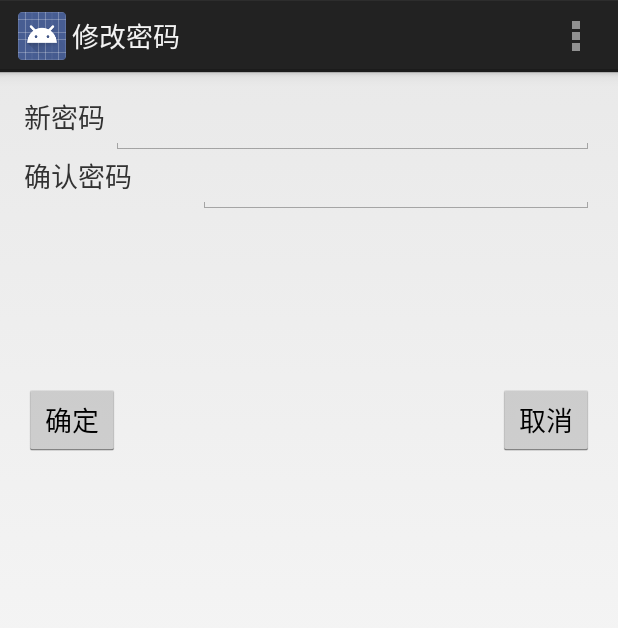
After one commit to Lyren/shop, an Android app: the FindPwdActivity2 screen opened directly, with no data from a screen before it, on a phone screen of 412 x 824 dp. The commit adds this screen. Shown: the top 628 px of the screen. Run offline under Robolectric (Android 15) with nearby library versions, the phone set to English and light mode, and no system bars.

Commit message:
5-25 20:30

```diff
--- a/shopclient/src/main/java/org/tmp/shopclient/http/HttpConnection.java
+++ b/shopclient/src/main/java/org/tmp/shopclient/http/HttpConnection.java
@@ -11,6 +11,7 @@ import com.loopj.android.http.RequestParams;
 import com.loopj.android.http.ResponseHandlerInterface;
 
 import org.apache.http.Header;
+import org.tmp.shopclient.utils.Constant;
 
 public class HttpConnection {
 
@@ -45,7 +46,7 @@ public class HttpConnection {
                 super.onSuccess(statusCode, headers, responseBody);
                 System.out.println("statusCode--->"+statusCode);
                 Message msg = handler.obtainMessage();
-                msg.what = 1 ;
+                msg.what = Constant.SUCCESS;
                 msg.obj = responseBody;
                 handler.sendMessage(msg);
             }
@@ -58,7 +59,7 @@ public class HttpConnection {
             @Override
             public void onFailure(int statusCode, Header[] headers, byte[] errorResponse, Throwable e) {
                 Message msg = handler.obtainMessage();
-                msg.what = 0 ;
+                msg.what = Constant.FAILED ;
                 msg.obj = null;
                 handler.sendMessage(msg);
             }
--- /dev/null
+++ b/shopclient/src/main/java/org/tmp/shopclient/ui/views/FindPwdActivity2.java
@@ -0,0 +1,34 @@
+package org.tmp.shopclient.ui.views;
+
+import android.app.Activity;
+import android.os.Bundle;
+import android.view.Menu;
+import android.view.MenuItem;
+import org.tmp.shopclient.R;
+
+public class FindPwdActivity2 extends Activity {
+
+    @Override
+    protected void onCreate(Bundle savedInstanceState) {
+        super.onCreate(savedInstanceState);
+        setContentView(R.layout.activity_find_pwd_activity2);
+    }
+
+
+    @Override
+    public boolean onCreateOptionsMenu(Menu menu) {
+
+        getMenuInflater().inflate(R.menu.find_pwd_activity2, menu);
+        return true;
+    }
+
+    @Override
+    public boolean onOptionsItemSelected(MenuItem item) {
+
+        int id = item.getItemId();
+        if (id == R.id.action_settings) {
+            return true;
+        }
+        return super.onOptionsItemSelected(item);
+    }
+}
--- a/shopclient/src/main/java/org/tmp/shopclient/ui/views/LoginActivity.java
+++ b/shopclient/src/main/java/org/tmp/shopclient/ui/views/LoginActivity.java
@@ -6,6 +6,7 @@ import roboguice.inject.InjectView;
 
 import android.annotation.SuppressLint;
 import android.app.ActionBar;
+import android.content.Intent;
 import android.os.Bundle;
 import android.view.Menu;
 import android.view.View;
@@ -50,7 +51,9 @@ public class LoginActivity extends RoboActivity implements OnClickListener{
 	public void onClick(View v) {
 		switch (v.getId()) {
 		case R.id.btn_login:
-			Toast.makeText(LoginActivity.this, "login", Toast.LENGTH_SHORT).show();
+            Intent intent = new Intent(LoginActivity.this,ShopMainActivity.class);
+            startActivity(intent);
+			//Toast.makeText(LoginActivity.this, "login", Toast.LENGTH_SHORT).show();
 			break;
 
 		default:
--- a/shopclient/src/main/java/org/tmp/shopclient/ui/views/OrderManagementActivity.java
+++ b/shopclient/src/main/java/org/tmp/shopclient/ui/views/OrderManagementActivity.java
@@ -71,6 +71,9 @@ public class OrderManagementActivity extends RoboFragmentActivity implements Vie
         getWindowManager().getDefaultDisplay().getMetrics(dm);
         int screenW = dm.widthPixels;
         offset = (screenW/2 - bmpW)/2;
+        System.out.println("bmpW-->"+ bmpW);
+        System.out.println("screenW-->"+ screenW);
+        System.out.println("offset-->"+ offset);
         //imgageview设置平移，使下划线平移到初始位置（平移一个offset）
         Matrix matrix = new Matrix();
         matrix.postTranslate(offset, 0);
--- a/shopclient/src/main/java/org/tmp/shopclient/ui/views/ShopMainActivity.java
+++ b/shopclient/src/main/java/org/tmp/shopclient/ui/views/ShopMainActivity.java
@@ -1,6 +1,7 @@
 package org.tmp.shopclient.ui.views;
 
 import android.app.ActionBar;
+import android.content.Intent;
 import android.os.Bundle;
 import android.view.View;
 import android.view.View.OnClickListener;
@@ -78,7 +79,8 @@ public class ShopMainActivity extends RoboActivity implements OnClickListener {
 		// TODO Auto-generated method stub
 		switch (v.getId()) {
 		case R.id.btn_order_managemnet:
-
+            Intent intent = new Intent(ShopMainActivity.this,OrderManagementActivity.class);
+            startActivity(intent);
 			break;
 		case R.id.btn_dish_management:
 
--- a/shopclient/src/main/res/drawable/cursor.xml
+++ b/shopclient/src/main/res/drawable/cursor.xml
@@ -2,6 +2,5 @@
 
 <shape xmlns:android="http://schemas.android.com/apk/res/android">
     <solid android:color="#000000" />
-    <size android:height="5dp" />
 
 </shape>
--- /dev/null
+++ b/shopclient/src/main/res/layout/activity_find_pwd_activity2.xml
@@ -0,0 +1,69 @@
+<RelativeLayout xmlns:android="http://schemas.android.com/apk/res/android"
+    xmlns:tools="http://schemas.android.com/tools"
+    android:layout_width="match_parent"
+    android:layout_height="match_parent"
+    android:paddingLeft="@dimen/activity_horizontal_margin"
+    android:paddingRight="@dimen/activity_horizontal_margin"
+    android:paddingTop="@dimen/activity_vertical_margin"
+    android:paddingBottom="@dimen/activity_vertical_margin"
+    tools:context="org.tmp.shopclient.ui.views.FindPwdActivity2">
+
+    <TextView
+        android:layout_width="wrap_content"
+        android:layout_height="wrap_content"
+        android:id="@+id/tv_find_new_pwd"
+        android:layout_alignParentTop="true"
+        android:layout_alignParentLeft="true"
+        android:text="@string/new_pwd"
+        android:layout_alignParentStart="true"
+        android:textSize="18sp" />
+
+    <EditText
+        android:layout_width="fill_parent"
+        android:layout_height="wrap_content"
+        android:inputType="phone"
+        android:id="@+id/et_find_new_pwd"
+        android:layout_alignParentTop="true"
+        android:layout_alignParentRight="true"
+        android:layout_alignParentEnd="true"
+        android:layout_marginLeft="58dp" />
+
+    <TextView
+        android:layout_width="wrap_content"
+        android:layout_height="wrap_content"
+        android:text="@string/re_new_pwd"
+        android:id="@+id/tv_find_re_new_pwd"
+        android:layout_below="@+id/et_find_new_pwd"
+        android:layout_alignParentLeft="true"
+        android:layout_alignParentStart="true"
+        android:textSize="18sp" />
+
+    <EditText
+        android:layout_width="fill_parent"
+        android:layout_height="wrap_content"
+        android:inputType="phone"
+        android:id="@+id/et_find_re_new_pwd"
+        android:layout_alignTop="@+id/tv_find_re_new_pwd"
+        android:layout_alignLeft="@+id/et_find_new_pwd"
+        android:layout_alignStart="@+id/et_find_new_pwd"
+        android:layout_marginLeft="58dp"/>
+
+    <Button
+        android:layout_width="wrap_content"
+        android:layout_height="wrap_content"
+        android:text="@string/ensure"
+        android:id="@+id/btn_ensure"
+        android:layout_alignParentLeft="true"
+        android:layout_alignParentStart="true"
+        android:layout_marginTop="113dp"
+        android:layout_below="@+id/et_find_re_new_pwd" />
+
+    <Button
+        android:layout_width="wrap_content"
+        android:layout_height="wrap_content"
+        android:text="@string/cancel"
+        android:id="@+id/btn_cancel"
+        android:layout_alignTop="@+id/btn_ensure"
+        android:layout_alignRight="@+id/et_find_re_new_pwd"
+        android:layout_alignEnd="@+id/et_find_re_new_pwd" />
+</RelativeLayout>
--- /dev/null
+++ b/shopclient/src/main/res/menu/find_pwd_activity2.xml
@@ -0,0 +1,9 @@
+<menu xmlns:android="http://schemas.android.com/apk/res/android"
+    xmlns:app="http://schemas.android.com/apk/res-auto"
+    xmlns:tools="http://schemas.android.com/tools"
+    tools:context="org.tmp.shopclient.ui.views.FindPwdActivity2" >
+    <item android:id="@+id/action_settings"
+        android:title="@string/action_settings"
+        android:orderInCategory="100"
+        app:showAsAction="never" />
+</menu>
--- a/shopclient/src/main/res/values/strings.xml
+++ b/shopclient/src/main/res/values/strings.xml
@@ -27,8 +27,7 @@
     <string name="dealed">已处理</string>
     <string name="hello_blank_fragment">Hello blank fragment</string>
 
-
-    <!-- 下拉刷新-->
+    <!-- 下拉刷新 -->
     <string name="pull_to_refresh_pull_label">Pull to refresh…</string>
     <string name="pull_to_refresh_release_label">Release to refresh…</string>
     <string name="pull_to_refresh_refreshing_label">Loading…</string>
@@ -37,4 +36,16 @@
     <string name="pull_to_refresh_from_bottom_pull_label">@string/pull_to_refresh_pull_label</string>
     <string name="pull_to_refresh_from_bottom_release_label">@string/pull_to_refresh_release_label</string>
     <string name="pull_to_refresh_from_bottom_refreshing_label">@string/pull_to_refresh_refreshing_label</string>
+    <!-- 找回密码 -->
+    <string name="title_activity_find_pwd_activity1">找回密码</string>
+    <string name="find_phone_num">手机号码:</string>
+    <string name="find_check_code">验证码:</string>
+    <string name="find_get_code">获取验证码</string>
+>    <string name="ensure">确定</string>
+>    <string name="cancel">取消</string>
+    <string name="title_activity_find_pwd_activity2">修改密码</string>
+    <string name="new_pwd">新密码</string>
+    <string name="re_new_pwd">确认密码</string>
+
+
 </resources>
```
Also changed, not shown: shopclient/src/main/AndroidManifest.xml (+15 -1 lines), shopclient/src/main/java/org/tmp/shopclient/ui/fragments/DealingOrderFragment.java (+36 -33 lines), shopclient/src/main/java/org/tmp/shopclient/ui/views/FindPwdActivity1.java (added, +62 -0 lines), shopclient/src/main/java/org/tmp/shopclient/utils/Constant.java (added, +9 -0 lines), shopclient/src/main/res/layout/activity_find_pwd_activity1.xml (added, +78 -0 lines), shopclient/src/main/res/layout/order_management_main_layout.xml (+9 -34 lines), shopclient/src/main/res/menu/find_pwd_activity1.xml (added, +9 -0 lines).
